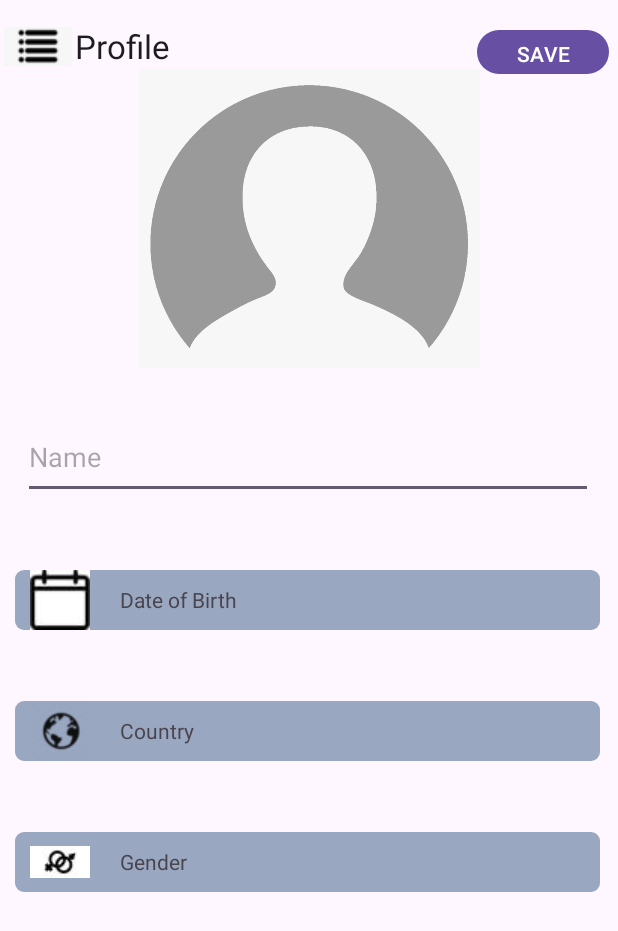
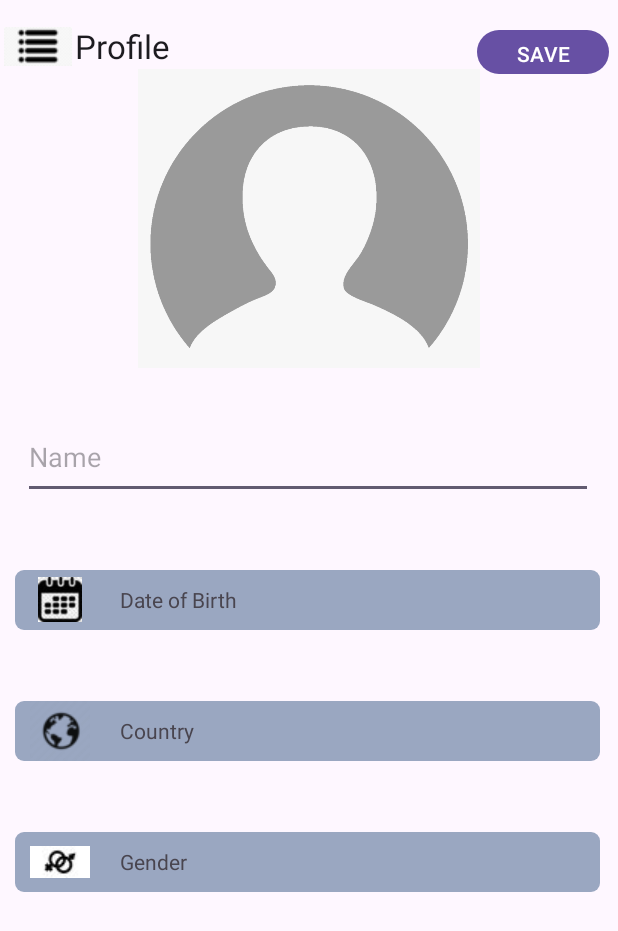
Before and after one commit to Fruzzy07/AndroidFinal, an Android app: the screen it shows after launch (MainActivity), on a phone screen of 412 x 824 dp. Shown: the top 931 px of the screen. Run offline under Robolectric (Android 15) with nearby library versions, the phone set to English and light mode, and no system bars.

```diff
--- a/app/build.gradle.kts
+++ b/app/build.gradle.kts
@@ -44,4 +44,7 @@ dependencies {
     testImplementation("junit:junit:4.13.2")
     androidTestImplementation("androidx.test.ext:junit:1.1.5")
     androidTestImplementation("androidx.test.espresso:espresso-core:3.5.1")
+    implementation ("com.squareup.retrofit2:retrofit:2.9.0")
+    implementation ("com.squareup.retrofit2:converter-gson:2.9.0")
+
 }
--- a/app/src/main/AndroidManifest.xml
+++ b/app/src/main/AndroidManifest.xml
@@ -1,6 +1,8 @@
 <?xml version="1.0" encoding="utf-8"?>
 <manifest xmlns:android="http://schemas.android.com/apk/res/android"
     xmlns:tools="http://schemas.android.com/tools">
+    <uses-permission android:name="android.permission.INTERNET" />
+
 
     <application
         android:allowBackup="true"
@@ -13,14 +15,14 @@
         android:theme="@style/Theme.FinalProject"
         tools:targetApi="31">
         <activity
-            android:name=".MainActivity"
+            android:name="com.example.finalproject.MainActivity"
             android:exported="true">
             <intent-filter>
                 <action android:name="android.intent.action.MAIN" />
-
                 <category android:name="android.intent.category.LAUNCHER" />
             </intent-filter>
         </activity>
+
     </application>
 
 </manifest>
--- /dev/null
+++ b/app/src/main/java/com/example/finalproject/Country.kt
@@ -0,0 +1,5 @@
+package com.example.finalproject
+import com.google.gson.annotations.SerializedName
+
+data class Country(
+    @SerializedName("name") val name: String, )
--- /dev/null
+++ b/app/src/main/java/com/example/finalproject/CountryService.kt
@@ -0,0 +1,11 @@
+package com.example.finalproject
+
+import retrofit2.Call
+import retrofit2.http.GET
+import retrofit2.http.Headers
+
+interface CountryService {
+    @Headers("X-Api-Key: Y0Oayb616M8R6GJEWIOvfA==bqYEurhfiYekaQPw")
+    @GET("country")
+    fun getCountries(): Call<List<Country>>
+}
--- a/app/src/main/res/drawable/button_background.xml
+++ b/app/src/main/res/drawable/button_background.xml
@@ -1,5 +1,3 @@
-<?xml version="1.0" encoding="utf-8"?>
-<?xml version="1.0" encoding="utf-8"?>
 <shape xmlns:android="http://schemas.android.com/apk/res/android">
     <corners android:radius="6dp" />
     <solid android:color="@color/greyblue" />
--- a/app/src/main/res/layout/activity_main.xml
+++ b/app/src/main/res/layout/activity_main.xml
@@ -3,6 +3,7 @@
     android:layout_width="match_parent"
     android:layout_height="match_parent">
 
+    <!-- Profile Image -->
     <ImageView
         android:id="@+id/profile_image"
         android:layout_width="match_parent"
@@ -10,6 +11,7 @@
         android:layout_marginTop="46dp"
         android:src="@drawable/ic_profile" />
 
+    <!-- Back Button -->
     <ImageButton
         android:id="@+id/button_back"
         android:layout_width="50dp"
@@ -18,6 +20,7 @@
         android:background="?android:selectableItemBackground"
         android:src="@drawable/menu2" />
 
+    <!-- Profile Title -->
     <TextView
         android:id="@+id/textview_profile_title"
         android:layout_width="wrap_content"
@@ -28,6 +31,7 @@
         android:text="Profile"
         android:textAppearance="@style/TextAppearance.AppCompat.Large" />
 
+    <!-- Save Button -->
     <Button
         android:id="@+id/button_save"
         android:layout_width="wrap_content"
@@ -38,6 +42,7 @@
         android:layout_marginBottom="159dp"
         android:text="SAVE" />
 
+    <!-- Name EditText -->
     <EditText
         android:id="@+id/edittext_name"
         android:layout_width="380dp"
@@ -48,7 +53,7 @@
         android:hint="Name"
         android:inputType="textPersonName" />
 
-    <!-- Container for the Date of Birth button and icon -->
+    <!-- Container for Date of Birth -->
     <RelativeLayout
         android:id="@+id/container_dob"
         android:layout_width="390dp"
@@ -60,17 +65,20 @@
         android:clickable="true"
         android:focusable="true">
 
+        <!-- Date of Birth Icon -->
         <ImageView
             android:id="@+id/calendar_image"
             android:layout_width="40dp"
-            android:layout_height="40dp"
+            android:layout_height="30dp"
             android:layout_centerVertical="true"
             android:layout_marginStart="10dp"
-            android:src="@drawable/ic_calendar" />
+            android:src="@drawable/computer_icons_calendar_date_others_thumbnail__1_" />
 
+        <!-- Date of Birth TextView -->
         <TextView
-            android:layout_width="match_parent"
-            android:layout_height="wrap_content"
+            android:id="@+id/textview_dob"
+            android:layout_width="199dp"
+            android:layout_height="40dp"
             android:layout_toEndOf="@id/calendar_image"
             android:layout_centerVertical="true"
             android:layout_marginStart="10dp"
@@ -80,7 +88,7 @@
             android:gravity="center_vertical" />
     </RelativeLayout>
 
-    <!-- Container for the Country button and icon -->
+    <!-- Container for Country -->
     <RelativeLayout
         android:id="@+id/container_country"
         android:layout_width="390dp"
@@ -92,6 +100,7 @@
         android:clickable="true"
         android:focusable="true">
 
+        <!-- Country Icon -->
         <ImageView
             android:id="@+id/country_image"
             android:layout_width="40dp"
@@ -99,7 +108,10 @@
             android:layout_centerVertical="true"
             android:layout_marginStart="10dp"
             android:src="@drawable/country" />
+
+        <!-- Country TextView -->
         <TextView
+            android:id="@+id/textview_country"
             android:layout_width="match_parent"
             android:layout_height="wrap_content"
             android:layout_toEndOf="@id/country_image"
@@ -111,7 +123,7 @@
             android:gravity="center_vertical" />
     </RelativeLayout>
 
-    <!-- Container for the Gender button and icon -->
+    <!-- Container for Gender -->
     <RelativeLayout
         android:id="@+id/container_gender"
         android:layout_width="390dp"
@@ -123,6 +135,7 @@
         android:clickable="true"
         android:focusable="true">
 
+        <!-- Gender Icon -->
         <ImageView
             android:id="@+id/gender_image"
             android:layout_width="40dp"
@@ -131,7 +144,9 @@
             android:layout_marginStart="10dp"
             android:src="@drawable/ic_gender" />
 
+        <!-- Gender TextView -->
         <TextView
+            android:id="@+id/textview_gender"
             android:layout_width="match_parent"
             android:layout_height="wrap_content"
             android:layout_toEndOf="@id/gender_image"
@@ -143,4 +158,12 @@
             android:gravity="center_vertical" />
     </RelativeLayout>
 
+    <!-- RecyclerView for Countries -->
+    <androidx.recyclerview.widget.RecyclerView
+        android:id="@+id/countries_recyclerview"
+        android:layout_width="match_parent"
+        android:layout_height="match_parent"
+        android:layout_below="@id/container_gender"
+        android:layout_marginTop="47dp" />
+
 </RelativeLayout>
--- a/app/src/main/res/mipmap-anydpi-v26/ic_profile_placeholder.xml
+++ b/app/src/main/res/mipmap-anydpi-v26/ic_profile_placeholder.xml
@@ -1,5 +1,5 @@
 <?xml version="1.0" encoding="utf-8"?>
 <adaptive-icon xmlns:android="http://schemas.android.com/apk/res/android">
-    <background android:drawable="@drawable/ic_profile_placeholder_background"/>
+    <background android:drawable="@drawable/ic_launcher_background"/>
     <foreground android:drawable="@mipmap/ic_profile_placeholder_foreground"/>
 </adaptive-icon>
--- a/app/src/main/res/mipmap-anydpi-v26/ic_profile_placeholder_round.xml
+++ b/app/src/main/res/mipmap-anydpi-v26/ic_profile_placeholder_round.xml
@@ -1,5 +1,5 @@
 <?xml version="1.0" encoding="utf-8"?>
 <adaptive-icon xmlns:android="http://schemas.android.com/apk/res/android">
-    <background android:drawable="@drawable/ic_profile_placeholder_background"/>
-    <foreground android:drawable="@mipmap/ic_profile_placeholder_foreground"/>
+    <background android:drawable="@drawable/ic_launcher_background"/>
+    <foreground android:drawable="@drawable/ic_launcher_foreground"/>
 </adaptive-icon>
```
Also changed, not shown: app/src/main/java/com/example/finalproject/CountryAdapter.kt (added, +32 -0 lines), app/src/main/java/com/example/finalproject/CountryRepository.kt (added, +15 -0 lines), app/src/main/java/com/example/finalproject/MainActivity.kt (+99 -1 lines), app/src/main/res/layout/country_item.xml (added, +7 -0 lines), app/src/main/res/drawable/computer_icons_calendar_date_others_thumbnail__1_.jpg (added), app/src/main/res/drawable/ic_calendar.jpg (deleted).
